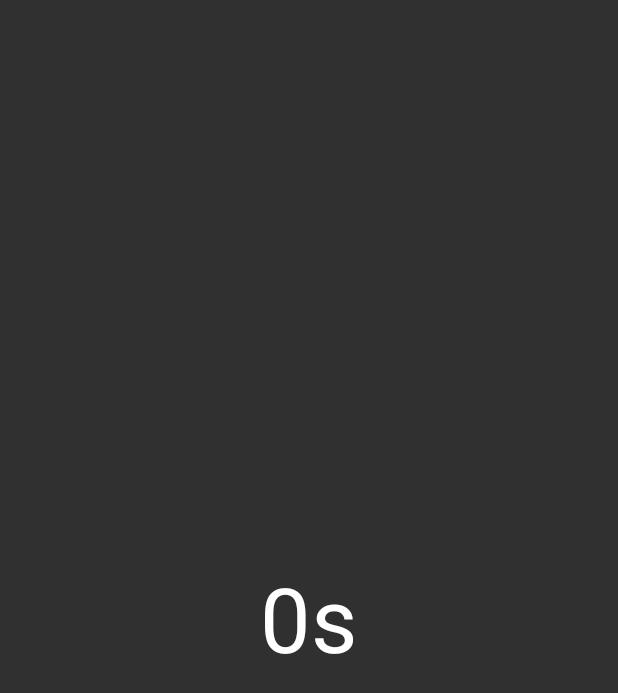
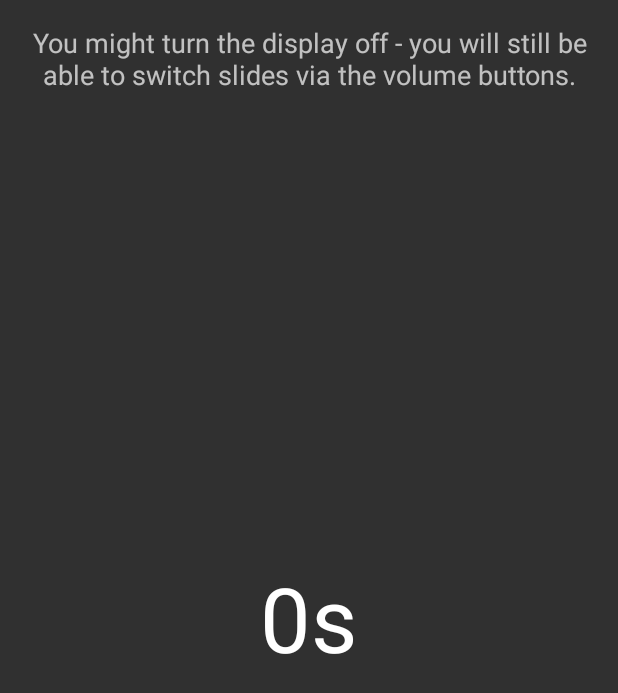
Before and after one commit to FlorianLoch/WirelessPresenterClient, an Android app: the ControlActivity screen opened directly, with no data from a screen before it, on a phone screen of 412 x 824 dp. Shown: the top 693 px of the screen. Run offline under Robolectric (Android 15) with nearby library versions, the phone set to English and light mode, and no system bars; libraries missing offline, so code that uses them is left out: org.slf4j; 3 statements that could not run were skipped.

Commit message:
Add hint text to control activity

```diff
--- a/WifiPresenter/src/main/res/layout/activity_control.xml
+++ b/WifiPresenter/src/main/res/layout/activity_control.xml
@@ -18,4 +18,15 @@
             android:layout_centerHorizontal="true"
             android:textSize="60dp"/>
 
+    <TextView
+            android:layout_width="match_parent"
+            android:layout_height="wrap_content"
+            android:textAppearance="?android:attr/textAppearanceMedium"
+            android:text="@string/control_hint"
+            android:id="@+id/textView"
+            android:layout_alignParentTop="true"
+            android:layout_alignParentLeft="true"
+            android:textAlignment="center"
+            android:gravity="center_horizontal"/>
+
 </RelativeLayout>
--- a/WifiPresenter/src/main/res/values/strings.xml
+++ b/WifiPresenter/src/main/res/values/strings.xml
@@ -12,5 +12,6 @@
     <string name="action_rescan">Rescan network</string>
     <string name="notification_title">WifiPresenter</string>
     <string name="notification_details">WifiPresenter is running... Click to open</string>
+    <string name="control_hint">You might turn the display off - you will still be able to switch slides via the volume buttons.</string>
 
 </resources>
```
